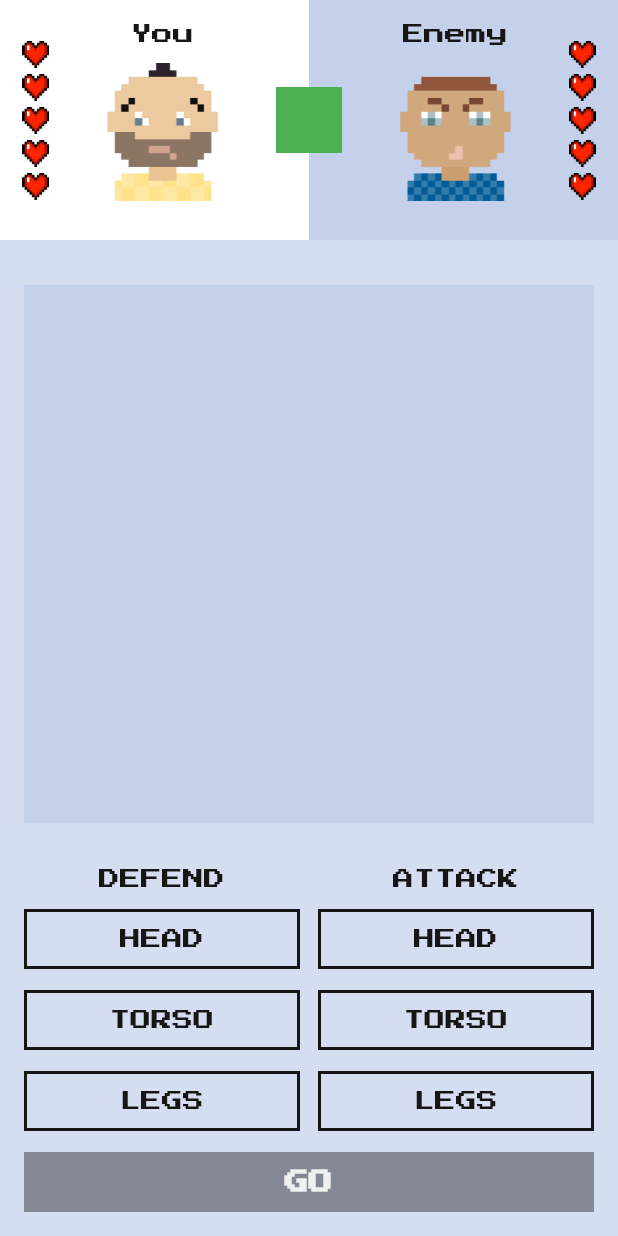
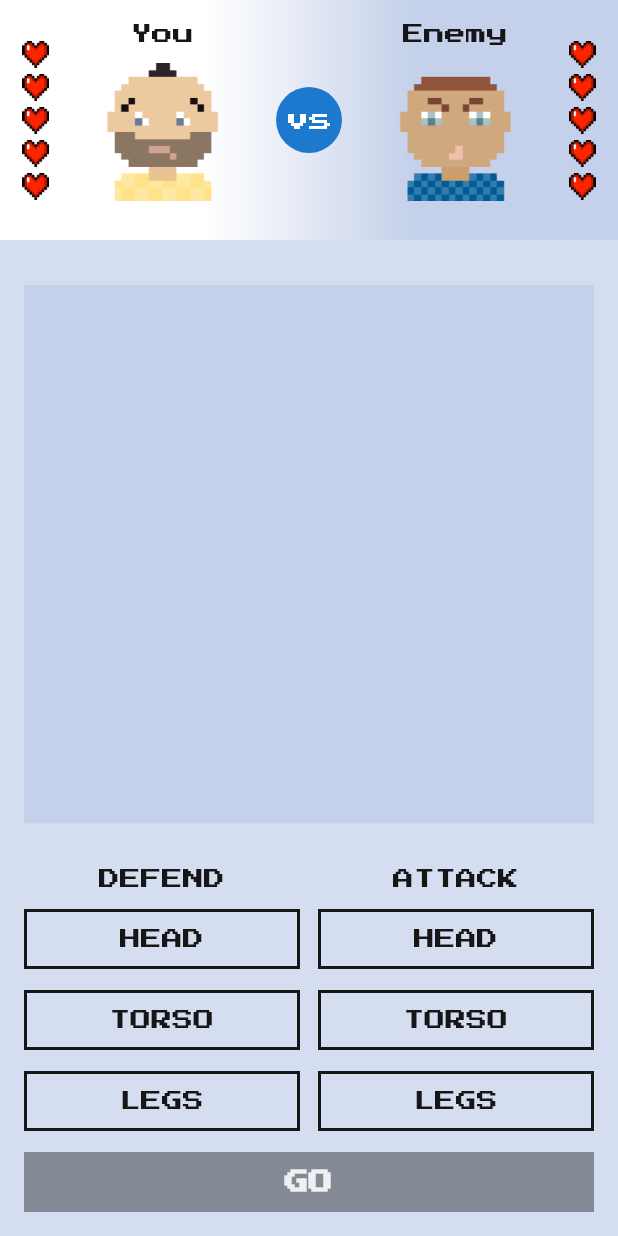
Before and after one commit to 77thecoder/skillbranch_flutter_fight_club, a Flutter app: the FightPage screen opened directly, on a phone screen of 412 x 824 dp. Run offline on Flutter 3.47's test engine with Material 2 defaults, Android fonts, the phone set to English and light mode, and no system bars; our stand-ins replace google_fonts, shared_preferences; accounts and stored records are empty.

Commit message:
Изменил стиль виджета с аватарами

```diff
--- a/lib/pages/fight_page.dart
+++ b/lib/pages/fight_page.dart
@@ -202,27 +202,21 @@ class FightersInfo extends StatelessWidget {
       child: Stack(
         children: [
           Row(
-            mainAxisAlignment: MainAxisAlignment.spaceEvenly,
             crossAxisAlignment: CrossAxisAlignment.stretch,
             children: [
+              Expanded(child: ColoredBox(color: Colors.white)),
               Expanded(
-                child: ColoredBox(
-                  color: FightClubColors.substrateLeft,
-                  child: SizedBox(
-                    height: 160,
-                    width: 180,
+                child: DecoratedBox(
+                  decoration: BoxDecoration(
+                    gradient: LinearGradient(
+                      colors: [Colors.white, FightClubColors.darkPurple],
+                    ),
                   ),
                 ),
               ),
               Expanded(
-                child: ColoredBox(
-                  color: FightClubColors.substrateRight,
-                  child: SizedBox(
-                    height: 160,
-                    width: 180,
-                  ),
-                ),
-              ),
+                child: ColoredBox(color: FightClubColors.darkPurple),
+              )
             ],
           ),
           Row(
@@ -243,9 +237,24 @@ class FightersInfo extends StatelessWidget {
                   Image.asset(FightClubImages.youAvatar, height: 92, width: 92),
                 ],
               ),
-              ColoredBox(
-                color: Colors.green,
-                child: SizedBox(height: 44, width: 44),
+              SizedBox(
+                height: 44,
+                width: 44,
+                child: DecoratedBox(
+                  decoration: BoxDecoration(
+                    shape: BoxShape.circle,
+                    color: FightClubColors.blueButton,
+                  ),
+                  child: Center(
+                    child: Text(
+                      'vs',
+                      style: TextStyle(
+                        color: Colors.white,
+                        fontSize: 16,
+                      ),
+                    ),
+                  ),
+                ),
               ),
               Column(
                 children: [
```
